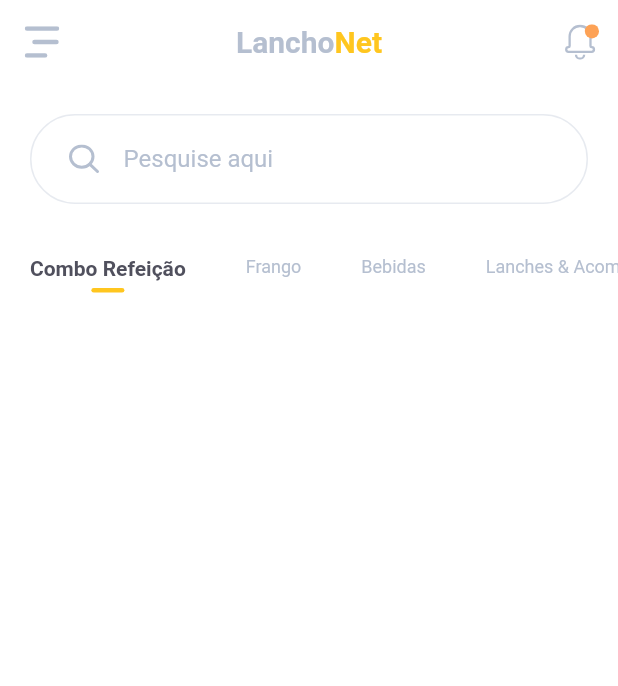
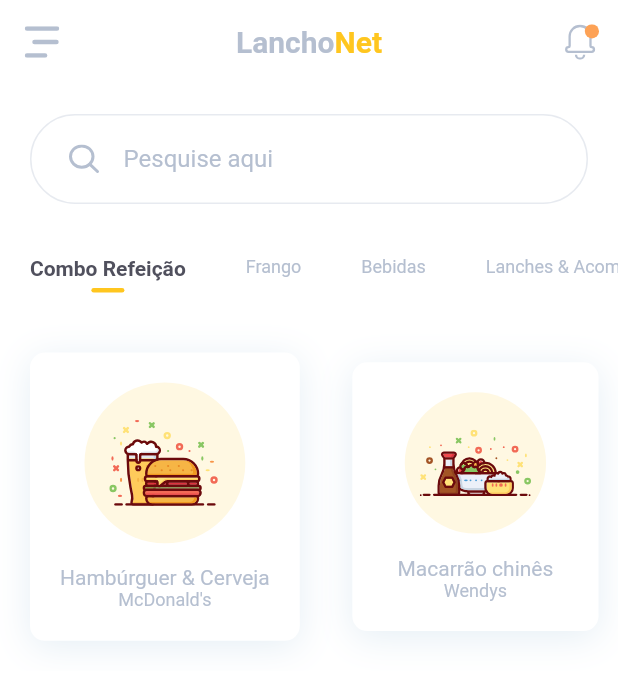
Before and after one commit to leandrorochaadm/app_food, a Flutter app: the screen it shows after launch, on a phone screen of 412 x 824 dp. Shown: the top 686 px of the screen. Run offline on Flutter 3.47's test engine with Material 2 defaults, Android fonts, the phone set to English and light mode, and no system bars; our stand-ins replace flutter_svg.

Commit message:
ItemCard create

```diff
--- a/lib/screen/home/components/body.dart
+++ b/lib/screen/home/components/body.dart
@@ -11,7 +11,32 @@ class Body extends StatelessWidget {
     return Column(
       children: [
         SearchBox(onChanged: (String value) {}),
-        CategoryList(),
+        const CategoryList(),
+        SingleChildScrollView(
+          scrollDirection: Axis.horizontal,
+          child: Row(
+            children: [
+              ItemCard(
+                title: 'Hambúrguer & Cerveja',
+                shopName: "McDonald's",
+                svgSrc: 'assets/icons/burger_beer.svg',
+                press: () {},
+              ),
+              ItemCard(
+                title: 'Macarrão chinês',
+                shopName: "Wendys",
+                svgSrc: 'assets/icons/chinese_noodles.svg',
+                press: () {},
+              ),
+              ItemCard(
+                title: 'Hambúrguer & Cerveja',
+                shopName: "McDonald's",
+                svgSrc: 'assets/icons/burger_beer.svg',
+                press: () {},
+              ),
+            ],
+          ),
+        )
       ],
     );
   }
--- a/lib/screen/home/components/components.dart
+++ b/lib/screen/home/components/components.dart
@@ -2,3 +2,4 @@ export 'app_bar.dart';
 export 'body.dart';
 export 'category_item.dart';
 export 'category_list.dart';
+export 'item_card.dart';
--- /dev/null
+++ b/lib/screen/home/components/item_card.dart
@@ -0,0 +1,63 @@
+import 'package:flutter/material.dart';
+import 'package:flutter_svg/flutter_svg.dart';
+
+import '../../../constants.dart';
+
+class ItemCard extends StatelessWidget {
+  final String title, shopName, svgSrc;
+  final VoidCallback press;
+
+  const ItemCard({
+    Key? key,
+    required this.title,
+    required this.shopName,
+    required this.svgSrc,
+    required this.press,
+  }) : super(key: key);
+
+  @override
+  Widget build(BuildContext context) {
+    Size size = MediaQuery.of(context).size;
+
+    return Container(
+      margin: const EdgeInsets.only(left: 20, right: 15, top: 20, bottom: 20),
+      decoration: BoxDecoration(
+          color: Colors.white,
+          borderRadius: BorderRadius.circular(10),
+          boxShadow: [
+            BoxShadow(
+              offset: const Offset(0, 4),
+              blurRadius: 20,
+              color: const Color(0xFFB0CCE1).withOpacity(0.32),
+            )
+          ]),
+      child: Material(
+        color: Colors.transparent,
+        child: InkWell(
+          onTap: press,
+          child: Padding(
+            padding: const EdgeInsets.all(20.0),
+            child: Column(
+              children: [
+                Container(
+                  margin: const EdgeInsets.only(bottom: 15),
+                  padding: const EdgeInsets.all(25),
+                  decoration: BoxDecoration(
+                    color: kPrimaryColor.withOpacity(0.13),
+                    shape: BoxShape.circle,
+                  ),
+                  child: SvgPicture.asset(
+                    svgSrc,
+                    width: size.width * 0.18,
+                  ),
+                ),
+                Text(title),
+                Text(shopName, style: TextStyle(fontSize: 12)),
+              ],
+            ),
+          ),
+        ),
+      ),
+    );
+  }
+}
```
